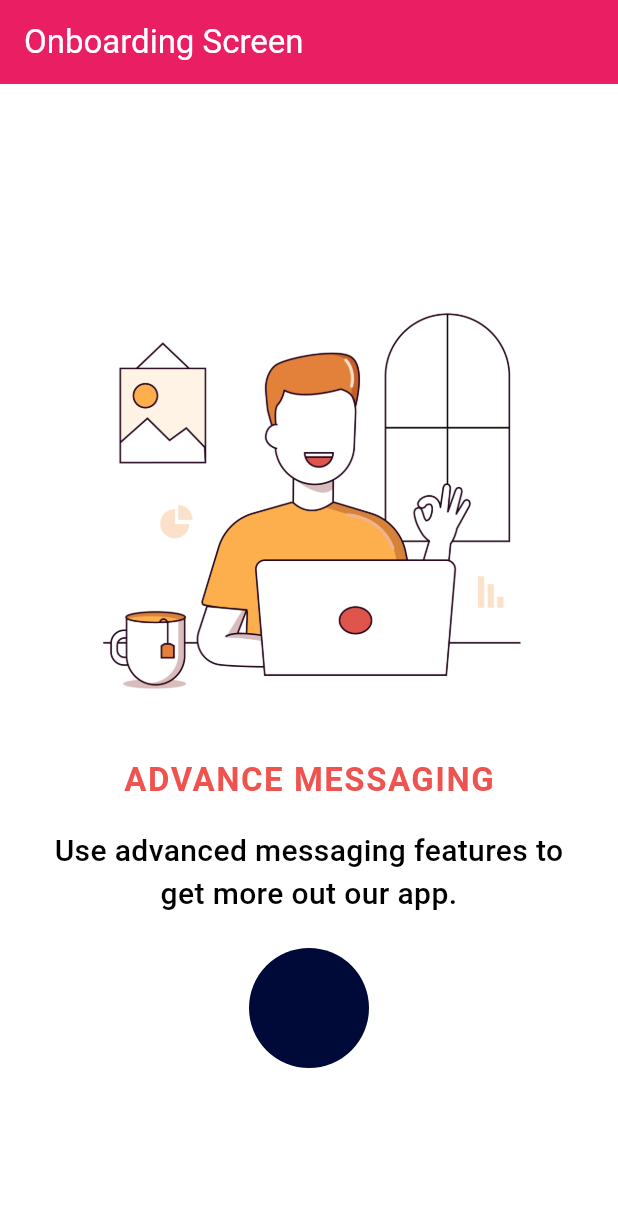
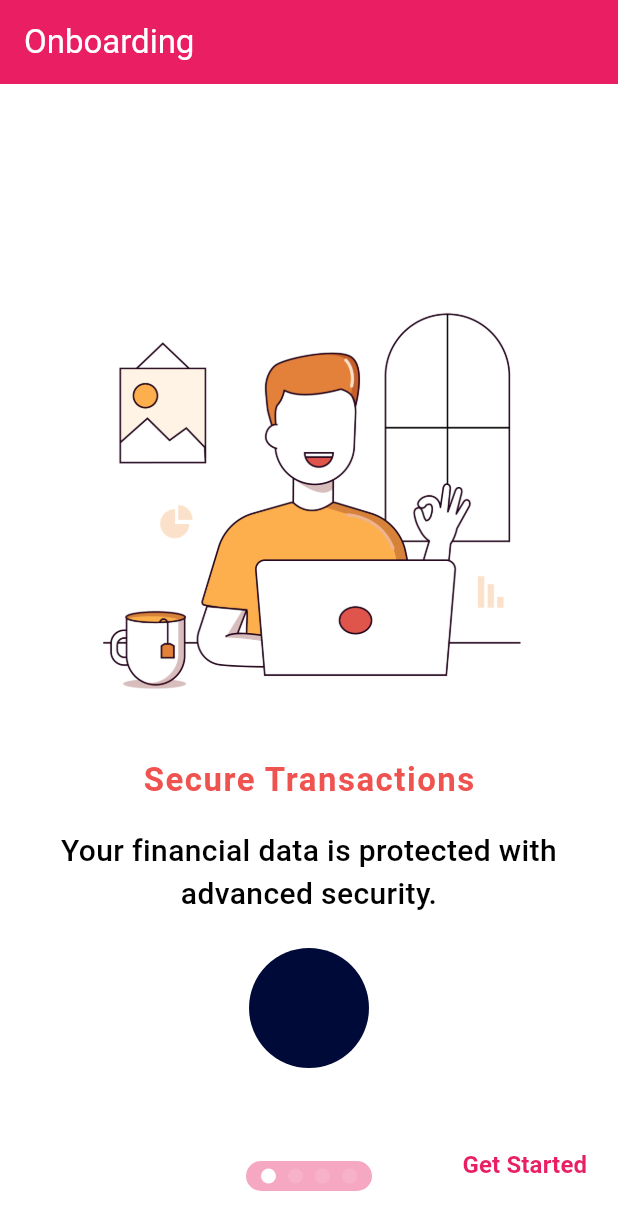
Before and after one commit to Abhprog/finance_app, a Flutter app: the screen it shows after launch, swiped to page 4, on a phone screen of 412 x 824 dp. Shown: the top 1230 px of the screen. Run offline on Flutter 3.47's test engine with Material 3 defaults, Android fonts, the phone set to English and light mode, and no system bars; drawn by our look-alikes of concentric_transition, smooth_page_indicator; our stand-ins replace flutter_bloc, flutter_screenutil, go_router, pin_code_fields, shared_preferences; missing offline and left inert: flutter_timer_countdown.

Commit message:
Onborading screen pages transition and their widgets have been done & Its Cubit state management done & Storing Onboarding screen 'shpHasSeenOnboardingKey' to determine whether it's been seen or not

```diff
--- /dev/null
+++ b/lib/core/constants/app_constants.dart
@@ -0,0 +1,24 @@
+class AppConstants {
+  // Private constructor to prevent instantiation
+  AppConstants._();
+
+  // App general constants
+  static const String appName = 'Finance App';
+  static const String appVersion = '1.0.0';
+
+  // API related constants
+  static const String baseUrl = 'https://api.example.com';
+  static const int timeoutDuration = 30; // in seconds
+
+  // Storage keys
+  static const String authTokenKey = 'auth_token';
+  static const String userDataKey = 'user_data';
+  static const String shpHasSeenOnboardingKey = 'has_seen_onboarding';
+  static const String themeModeKey = 'theme_mode';
+  static const String languageKey = 'language';
+
+  // Error messages
+  static const String generalError = 'Something went wrong';
+  static const String networkError = 'Please check your internet connection';
+  static const String authError = 'Authentication failed';
+}
--- a/lib/core/routing/router_generation_config.dart
+++ b/lib/core/routing/router_generation_config.dart
@@ -1,4 +1,5 @@
-import 'package:finance_app/features/onboarding/views/onboarding_screen.dart';
+import 'package:finance_app/features/onboarding/presentation/views/onboarding_screen.dart';
+import 'package:flutter_bloc/flutter_bloc.dart' show BlocProvider;
 import 'package:go_router/go_router.dart';
 
 import '../../features/auth/forgot_password/presentation/views/forgot_password.dart';
@@ -6,6 +7,7 @@ import '../../features/auth/login/presentation/views/login_screen.dart';
 import '../../features/auth/otp_verification/presentation/views/otp_verification_screen.dart';
 import '../../features/auth/signup/presentation/views/signup_screen.dart';
 import '../../features/home/presentation/views/home_screen.dart';
+import '../../features/onboarding/presentation/cubit/onboarding_cuibt.dart';
 import 'app_routes.dart';
 
 // Import your screens/pages here
@@ -15,7 +17,15 @@ import 'app_routes.dart';
 
 final GoRouter router = GoRouter(
   routes: [
-    GoRoute(path: '/', builder: (context, state) => OnBoardingScreen()),
+    GoRoute(
+      path: '/',
+      builder:
+          (context, state) => BlocProvider(
+            create: (_) => OnboardingCubit(pageCount: 4),
+            child: const OnBoardingScreen(),
+          ),
+    ),
+
     GoRoute(
       path: AppRoutes.home,
       builder: (context, state) => HomeScreen(title: 'Home Screen'),
--- /dev/null
+++ b/lib/core/services/local_storage_prefs_manager.dart
@@ -0,0 +1,72 @@
+// Created by: [Abdullah Awad] on 2025-5-24
+import 'package:shared_preferences/shared_preferences.dart'
+    show SharedPreferences;
+
+abstract class LocalStorageManager {
+  void setString(String key, String value);
+  String? getString(String key);
+  void setBool(String key, bool value);
+  bool? getBool(String key);
+  void setInt(String key, int value);
+  int? getInt(String key);
+  void remove(String key);
+  /* Clears all stored preferences */
+  Future<void> clear();
+}
+
+class LocalStoragePrefsManager implements LocalStorageManager {
+  /// Returns the singleton instance of [LocalStoragePrefsManager].
+  static late SharedPreferences instance;
+  static LocalStoragePrefsManager? _instance;
+
+  LocalStoragePrefsManager._internal();
+
+  /// Initializes the local storage preferences manager.
+  static Future<LocalStoragePrefsManager> init() async {
+    if (_instance == null) {
+      _instance = LocalStoragePrefsManager._internal();
+      instance = await SharedPreferences.getInstance();
+    }
+    return _instance!;
+  }
+
+  @override
+  Future<void> clear() async {
+    await instance.clear();
+  }
+
+  @override
+  bool? getBool(String key) {
+    return instance.getBool(key);
+  }
+
+  @override
+  int? getInt(String key) {
+    return instance.getInt(key);
+  }
+
+  @override
+  String? getString(String key) {
+    return instance.getString(key);
+  }
+
+  @override
+  void remove(String key) {
+    instance.remove(key);
+  }
+
+  @override
+  void setBool(String key, bool value) {
+    instance.setBool(key, value);
+  }
+
+  @override
+  void setInt(String key, int value) {
+    instance.setInt(key, value);
+  }
+
+  @override
+  void setString(String key, String value) {
+    instance.setString(key, value);
+  }
+}
--- /dev/null
+++ b/lib/features/onboarding/data/onboarding_data_model.dart
@@ -0,0 +1,19 @@
+import 'package:flutter/material.dart' show Color, ImageProvider;
+
+class OnBoardingItemData {
+  final String title;
+  final String subtitle;
+  final ImageProvider image;
+  final Color backgroundColor;
+  final Color titleColor;
+  final Color subtitleColor;
+
+  OnBoardingItemData({
+    required this.title,
+    required this.subtitle,
+    required this.image,
+    required this.backgroundColor,
+    required this.titleColor,
+    required this.subtitleColor,
+  });
+}
--- /dev/null
+++ b/lib/features/onboarding/presentation/cubit/onboarding_cuibt.dart
@@ -0,0 +1,32 @@
+import 'package:flutter/material.dart' show debugPrint;
+import 'package:flutter_bloc/flutter_bloc.dart' show Cubit;
+
+import 'onboarding_state.dart';
+
+class OnboardingCubit extends Cubit<OnboardingState> {
+  final int pageCount;
+
+  OnboardingCubit({required this.pageCount})
+    : super(OnboardingState(currentPage: 0, btnText: "Skip"));
+
+  void setPage(int index) {
+    debugPrint("Page count:: $pageCount");
+    debugPrint("OnboardingCubit -- setPage: current index is $index");
+
+    emit(
+      state.copyWith(
+        currentPage: index,
+        btnText: index == pageCount - 1 ? "Get Started" : "Skip",
+      ),
+    );
+  }
+
+  void skipToLast() {
+    debugPrint("Page count:: $pageCount");
+
+    debugPrint(
+      "OnboardingCubit -- skipToLast(): current index is ${pageCount - 1}",
+    );
+    emit(state.copyWith(currentPage: pageCount - 1, btnText: "Get Started"));
+  }
+} // end of OnboardingCubit
--- /dev/null
+++ b/lib/features/onboarding/presentation/cubit/onboarding_state.dart
@@ -0,0 +1,13 @@
+class OnboardingState {
+  final int currentPage;
+  final String btnText;
+
+  OnboardingState({required this.currentPage, required this.btnText});
+
+  OnboardingState copyWith({int? currentPage, String? btnText}) {
+    return OnboardingState(
+      currentPage: currentPage ?? this.currentPage,
+      btnText: btnText ?? this.btnText,
+    );
+  }
+}
--- /dev/null
+++ b/lib/features/onboarding/presentation/views/onboarding_screen.dart
@@ -0,0 +1,133 @@
+import 'package:flutter/material.dart'
+    show
+        Alignment,
+        AppBar,
+        AssetImage,
+        BuildContext,
+        Color,
+        Colors,
+        PageController,
+        Stack,
+        State,
+        StatefulWidget,
+        Text,
+        Widget;
+
+import '../../../../../core/shared/widgets/custom_scaffold.dart';
+import '../../../../core/constants/app_assets.dart';
+import '../../../../core/constants/app_constants.dart' show AppConstants;
+import '../../../../core/routing/app_routes.dart';
+import '../../../../core/routing/router_manager.dart';
+import '../../../../core/services/local_storage_prefs_manager.dart'
+    show LocalStoragePrefsManager;
+import '../../data/onboarding_data_model.dart' show OnBoardingItemData;
+import '../widgets/custom_concentric_page_view_widget.dart'
+    show CustomConcentricPageViewWidget;
+import '../widgets/on_boarding_text_button_widget.dart'
+    show OnBoardingTextButtonWidget;
+import '../widgets/smooth_page_dots_indicator.dart'
+    show SmoothPageDotsIndicatorWidget;
+
+class OnBoardingScreen extends StatefulWidget {
+  const OnBoardingScreen({super.key});
+
+  @override
+  State<OnBoardingScreen> createState() => _OnBoardingScreenState();
+}
+
+class _OnBoardingScreenState extends State<OnBoardingScreen> {
+  late final PageController _pageController;
+  late List<OnBoardingItemData> onBoardingData;
+
+  @override
+  void initState() {
+    super.initState();
+    _initPageController();
+    _checkFirstTime();
+
+    onBoardingData = initOnBoardingData();
+  }
+
+  Future<void> _checkFirstTime() async {
+    final prefs = await LocalStoragePrefsManager.init();
+    final hasSeenOnboarding =
+        prefs.getBool(AppConstants.shpHasSeenOnboardingKey) ?? false;
+    if (hasSeenOnboarding) {
+      if (mounted) {
+        AppRouterManager.go(context, AppRoutes.home);
+      }
+    }
+  }
+
+  void _initPageController() {
+    _pageController = PageController(
+      initialPage: 0,
+      keepPage: true,
+      viewportFraction: 0.8,
+    );
+  }
+
+  List<OnBoardingItemData> initOnBoardingData() {
+    return [
+      OnBoardingItemData(
+        title: "Track Your Finances",
+        subtitle: "Keep track of your income and expenses easily.",
+        image: const AssetImage(AppAssets.assetsImagesImage1),
+        backgroundColor: const Color.fromRGBO(0, 10, 56, 1),
+        titleColor: Colors.amber,
+        subtitleColor: Colors.white,
+      ),
+      OnBoardingItemData(
+        title: "Smart Budgeting",
+        subtitle: "Set and manage budgets to reach your financial goals.",
+        image: const AssetImage(AppAssets.assetsImagesImage2),
+        backgroundColor: Colors.white,
+        titleColor: Colors.purple,
+        subtitleColor: const Color.fromRGBO(0, 10, 56, 1),
+      ),
+      OnBoardingItemData(
+        title: "Investment Insights",
+        subtitle: "Get valuable insights for better investment decisions.",
+        image: const AssetImage(AppAssets.assetsImagesImage3),
+        backgroundColor: const Color.fromRGBO(71, 59, 117, 1),
+        titleColor: Colors.orange.shade600,
+        subtitleColor: Colors.white,
+      ),
+      OnBoardingItemData(
+        title: "Secure Transactions",
+        subtitle: "Your financial data is protected with advanced security.",
+        image: const AssetImage(AppAssets.assetsImagesImage4),
+        backgroundColor: Colors.white,
+        titleColor: Colors.red.shade400,
+        subtitleColor: Colors.black,
+      ),
+    ];
+  }
+
+  @override
+  void dispose() {
+    super.dispose();
+    // _pageController.dispose();
+  }
+
+  @override
+  Widget build(BuildContext context) {
+    return CustomScaffold(
+      appBar: AppBar(title: Text("Onboarding")),
+      body: Stack(
+        alignment: Alignment.bottomCenter,
+        children: [
+          CustomConcentricPageViewWidget(
+            onBoardingData: onBoardingData,
+            pageController: _pageController,
+          ),
+          SmoothPageDotsIndicatorWidget(
+            onBoardingItemData: onBoardingData,
+            pageController: _pageController,
+          ),
+          OnBoardingTextButtonWidget(pageController: _pageController),
+        ],
+      ),
+    );
+  }
+}
--- /dev/null
+++ b/lib/features/onboarding/presentation/widgets/custom_concentric_page_view_widget.dart
@@ -0,0 +1,50 @@
+import 'package:concentric_transition/page_view.dart' show ConcentricPageView;
+import 'package:flutter/material.dart'
+    show BuildContext, PageController, StatelessWidget, Widget, debugPrint;
+import 'package:flutter_bloc/flutter_bloc.dart' show BlocBuilder, ReadContext;
+
+import '../../../../core/routing/app_routes.dart';
+import '../../../../core/routing/router_manager.dart';
+import '../../data/onboarding_data_model.dart' show OnBoardingItemData;
+import '../cubit/onboarding_cuibt.dart';
+import '../cubit/onboarding_state.dart';
+import '../widgets/on_boarding_item_widget.dart' show OnBoardingItemWidget;
+
+class CustomConcentricPageViewWidget extends StatelessWidget {
+  const CustomConcentricPageViewWidget({
+    super.key,
+    required this.onBoardingData,
+    required PageController pageController,
+  }) : _pageController = pageController;
+
+  final List<OnBoardingItemData> onBoardingData;
+  final PageController _pageController;
+
+  @override
+  Widget build(BuildContext context) {
+    return BlocBuilder<OnboardingCubit, OnboardingState>(
+      builder: (context, state) {
+        final onboardingCubit = context.read<OnboardingCubit>();
+        return ConcentricPageView(
+          radius: 40,
+          colors: onBoardingData.map((e) => e.backgroundColor).toList(),
+          itemCount: onBoardingData.length,
+          onChange: (index) => onboardingCubit.setPage(index),
+          // nextButtonBuilder:
+          //     (index) => const PrimaryButtonWidget(text: "Next"),
+          pageController: _pageController,
+          duration: Duration(milliseconds: 500),
+          onFinish: () {
+            debugPrint("Finish - onFinish called");
+            // Navigate to home screen when the last page is reached
+            // When the user clicks on the next button on the last page
+            debugPrint("Navigating to home screen");
+            AppRouterManager.go(context, AppRoutes.home);
+          },
+          itemBuilder:
+              (index) => OnBoardingItemWidget(data: onBoardingData[index]),
+        );
+      },
+    );
+  }
+}
--- /dev/null
+++ b/lib/features/onboarding/presentation/widgets/on_boarding_item_widget.dart
@@ -0,0 +1,65 @@
+import 'package:flutter/material.dart'
+    show
+        BuildContext,
+        Center,
+        Column,
+        EdgeInsets,
+        Flexible,
+        FontWeight,
+        Image,
+        MainAxisAlignment,
+        Padding,
+        Spacer,
+        Stack,
+        StatelessWidget,
+        Text,
+        TextAlign,
+        TextStyle,
+        Widget;
+
+import '../../data/onboarding_data_model.dart' show OnBoardingItemData;
+
+class OnBoardingItemWidget extends StatelessWidget {
+  const OnBoardingItemWidget({required this.data, super.key});
+
+  final OnBoardingItemData data;
+
+  @override
+  Widget build(BuildContext context) {
+    return Center(
+      child: Stack(
+        children: [
+          Padding(
+            padding: const EdgeInsets.symmetric(vertical: 40, horizontal: 20),
+            child: Column(
+              mainAxisAlignment: MainAxisAlignment.center,
+              children: [
+                const Spacer(flex: 3),
+                Flexible(flex: 20, child: Image(image: data.image)),
+                const Spacer(flex: 1),
+                Text(
+                  data.title,
+                  style: TextStyle(
+                    color: data.titleColor,
+                    fontSize: 22,
+                    fontWeight: FontWeight.bold,
+                    letterSpacing: 1,
+                  ),
+                  maxLines: 1,
+                ),
+                const Spacer(flex: 1),
+                Text(
+                  data.subtitle,
+                  style: TextStyle(color: data.subtitleColor, fontSize: 20),
+                  textAlign: TextAlign.center,
+                  maxLines: 2,
+                ),
+                const Spacer(flex: 10),
+              ],
+            ),
+          ),
+        ],
+      ),
+    );
+  }
+}
--- /dev/null
+++ b/lib/features/onboarding/presentation/widgets/on_boarding_text_button_widget.dart
@@ -0,0 +1,77 @@
+import 'package:finance_app/core/services/local_storage_prefs_manager.dart';
+import 'package:flutter/material.dart'
+    show
+        BuildContext,
+        FontWeight,
+        FutureBuilder,
+        PageController,
+        Positioned,
+        StatelessWidget,
+        Text,
+        TextButton,
+        TextStyle,
+        Widget,
+        debugPrint;
+import 'package:flutter_bloc/flutter_bloc.dart' show BlocBuilder, ReadContext;
+import 'package:flutter_screenutil/flutter_screenutil.dart';
+
+import '../../../../core/constants/app_constants.dart' show AppConstants;
+import '../../../../core/routing/app_routes.dart';
+import '../../../../core/routing/router_manager.dart' show AppRouterManager;
+import '../cubit/onboarding_cuibt.dart' show OnboardingCubit;
+import '../cubit/onboarding_state.dart' show OnboardingState;
+
+class OnBoardingTextButtonWidget extends StatelessWidget {
+  const OnBoardingTextButtonWidget({
+    super.key,
+    required PageController pageController,
+  }) : _pageController = pageController;
+
+  final PageController _pageController;
+
+  @override
+  Widget build(BuildContext context) {
+    return FutureBuilder(
+      future: LocalStoragePrefsManager.init(),
+      builder: (context, snapshot) {
+        // if (!snapshot.hasData) {
+        //   return const SizedBox.shrink();
+        // }
+        final sharedPrefs = snapshot.data;
+
+        return Positioned(
+          right: 10.w,
+          bottom: 30.h,
+          child: BlocBuilder<OnboardingCubit, OnboardingState>(
+            builder: (context, state) {
+              final onboardingCubit = context.read<OnboardingCubit>();
+              final lastPageIndex = onboardingCubit.pageCount - 1;
+              final btnTxt = state.btnText;
+              return TextButton(
+                onPressed: () {
+                  final currentPageIndex = state.currentPage;
+                  if (currentPageIndex == lastPageIndex) {
+                    AppRouterManager.go(context, AppRoutes.home);
+                    sharedPrefs!.setBool(
+                      AppConstants.shpHasSeenOnboardingKey,
+                      true,
+                    );
+                    debugPrint("Onboarding completed, navigating to home");
+                    debugPrint("Finished");
+                    // return;
+                  }
+                  // onboardingCubit.skipToLast();
+                  _pageController.jumpToPage(lastPageIndex);
+                },
+                child: Text(
+                  btnTxt,
+                  style: TextStyle(fontSize: 16, fontWeight: FontWeight.bold),
+                ),
+              );
+            },
+          ),
+        );
+      },
+    );
+  }
+}
--- /dev/null
+++ b/lib/features/onboarding/presentation/widgets/smooth_page_dots_indicator.dart
@@ -0,0 +1,66 @@
+import 'package:flutter/material.dart'
+    show
+        BorderRadius,
+        BoxDecoration,
+        BuildContext,
+        Colors,
+        Container,
+        EdgeInsets,
+        Padding,
+        PageController,
+        StatelessWidget,
+        Theme,
+        Widget,
+        debugPrint;
+import 'package:flutter_bloc/flutter_bloc.dart' show BlocBuilder, ReadContext;
+import 'package:smooth_page_indicator/smooth_page_indicator.dart'
+    show SmoothPageIndicator, WormEffect;
+
+import '../../data/onboarding_data_model.dart' show OnBoardingItemData;
+import '../cubit/onboarding_cuibt.dart';
+import '../cubit/onboarding_state.dart';
+
+class SmoothPageDotsIndicatorWidget extends StatelessWidget {
+  const SmoothPageDotsIndicatorWidget({
+    super.key,
+    required this.onBoardingItemData,
+    required PageController pageController,
+  }) : _pageController = pageController;
+
+  final List<OnBoardingItemData> onBoardingItemData;
+  final PageController _pageController;
+
+  @override
+  Widget build(BuildContext context) {
+    return Padding(
+      padding: const EdgeInsets.only(bottom: 30),
+      child: BlocBuilder<OnboardingCubit, OnboardingState>(
+        builder: (context, state) {
+          final onboardingCubit = context.read<OnboardingCubit>();
+          return Container(
+            padding: const EdgeInsets.symmetric(horizontal: 10, vertical: 5),
+            decoration: BoxDecoration(
+              color: Theme.of(context).colorScheme.primary.withAlpha(100),
+              borderRadius: BorderRadius.circular(20),
+            ),
+            child: SmoothPageIndicator(
+              count: onBoardingItemData.length,
+              effect: WormEffect(
+                dotHeight: 10,
+                dotWidth: 10,
+                activeDotColor: Colors.white,
+                dotColor: Colors.white12,
+              ),
+              controller: _pageController, // Dummy controller
+              onDotClicked: (index) {
+                debugPrint("dot index is: $index");
+                onboardingCubit.setPage(index);
+                _pageController.jumpToPage(index);
+              }, // No-op because ConcentricPageView doesn't support controller
+            ),
+          );
+        },
+      ),
+    );
+  }
+}
--- a/lib/features/onboarding/views/onboarding_screen.dart
+++ /dev/null
@@ -1,142 +0,0 @@
-import 'package:concentric_transition/page_view.dart' show ConcentricPageView;
-import 'package:finance_app/core/constants/app_assets.dart';
-import 'package:flutter/material.dart'
-    show
-        AppBar,
-        AssetImage,
-        BuildContext,
-        Color,
-        Colors,
-        Column,
-        EdgeInsets,
-        Flexible,
-        FontWeight,
-        Image,
-        ImageProvider,
-        MainAxisAlignment,
-        Padding,
-        Spacer,
-        Stack,
-        StatelessWidget,
-        Text,
-        TextAlign,
-        TextStyle,
-        Widget;
-
-import '../../../../core/shared/widgets/custom_scaffold.dart';
-
-class OnBoardingScreen extends StatelessWidget {
-  OnBoardingScreen({super.key});
-  final String title = 'Onboarding Screen';
-
-  final data = [
-    ItemData(
-      title: "SEND MESSAGES",
-      subtitle: "Send messages to your friends and family. ",
-      image: const AssetImage(AppAssets.assetsImagesImage1),
-      backgroundColor: const Color.fromRGBO(0, 10, 56, 1),
-      titleColor: Colors.amber,
-      subtitleColor: Colors.white,
-    ),
-    ItemData(
-      title: "CREATE GROUPS",
-      subtitle: "Connent with your friends through groups.",
-      image: const AssetImage(AppAssets.assetsImagesImage2),
-      backgroundColor: Colors.white,
-      titleColor: Colors.purple,
-      subtitleColor: const Color.fromRGBO(0, 10, 56, 1),
-    ),
-    ItemData(
-      title: "BE PRODUCTIVE",
-      subtitle: "Get work done with your friends and be productive.",
-      image: const AssetImage(AppAssets.assetsImagesImage3),
-      backgroundColor: const Color.fromRGBO(71, 59, 117, 1),
-      titleColor: Colors.orange.shade600,
-      subtitleColor: Colors.white,
-    ),
-    ItemData(
-      title: "ADVANCE MESSAGING",
-      subtitle: "Use advanced messaging features to get more out our app.",
-      image: const AssetImage(AppAssets.assetsImagesImage4),
-      backgroundColor: Colors.white,
-      titleColor: Colors.red.shade400,
-      subtitleColor: Colors.black,
-    ),
-  ];
-
-  @override
-  Widget build(BuildContext context) {
-    return CustomScaffold(
-      appBar: AppBar(title: Text(title)),
-      body: ConcentricPageView(
-        radius: 40,
-        colors: data.map((e) => e.backgroundColor).toList(),
-        itemCount: data.length,
-        itemBuilder: (int index) {
-          return ItemWidget(data: data[index]);
-        },
-      ),
-    );
-  }
-}
-
-class ItemData {
-  final String title;
-  final String subtitle;
-  final ImageProvider image;
-  final Color backgroundColor;
-  final Color titleColor;
-  final Color subtitleColor;
-
-  ItemData({
-    required this.title,
-    required this.subtitle,
-    required this.image,
-    required this.backgroundColor,
-    required this.titleColor,
-    required this.subtitleColor,
-  });
-}
-
-class ItemWidget extends StatelessWidget {
-  const ItemWidget({required this.data, super.key});
-
-  final ItemData data;
-
-  @override
-  Widget build(BuildContext context) {
-    return Stack(
-      children: [
-        Padding(
-          padding: const EdgeInsets.symmetric(vertical: 40, horizontal: 20),
-          child: Column(
-            mainAxisAlignment: MainAxisAlignment.center,
-            children: [
-              const Spacer(flex: 3),
-              Flexible(flex: 20, child: Image(image: data.image)),
-              const Spacer(flex: 1),
-              Text(
-                data.title,
-                style: TextStyle(
-                  color: data.titleColor,
-                  fontSize: 22,
-                  fontWeight: FontWeight.bold,
-                  letterSpacing: 1,
-                ),
-                maxLines: 1,
-              ),
-              const Spacer(flex: 1),
-              Text(
-                data.subtitle,
-                style: TextStyle(color: data.subtitleColor, fontSize: 20),
-                textAlign: TextAlign.center,
-                maxLines: 2,
-              ),
-              const Spacer(flex: 10),
-            ],
-          ),
-        ),
-      ],
-    );
-  }
-}
--- a/pubspec.yaml
+++ b/pubspec.yaml
@@ -42,6 +42,9 @@ dependencies:
   pin_code_fields: ^8.0.1
   flutter_timer_countdown: ^1.0.7
   concentric_transition: ^1.0.3
+  smooth_page_indicator: ^1.2.1
+  flutter_bloc: ^9.1.1
+  shared_preferences: ^2.5.3
 
 dev_dependencies:
   flutter_test:
```
Also changed, not shown: pubspec.lock, 1 other file.
